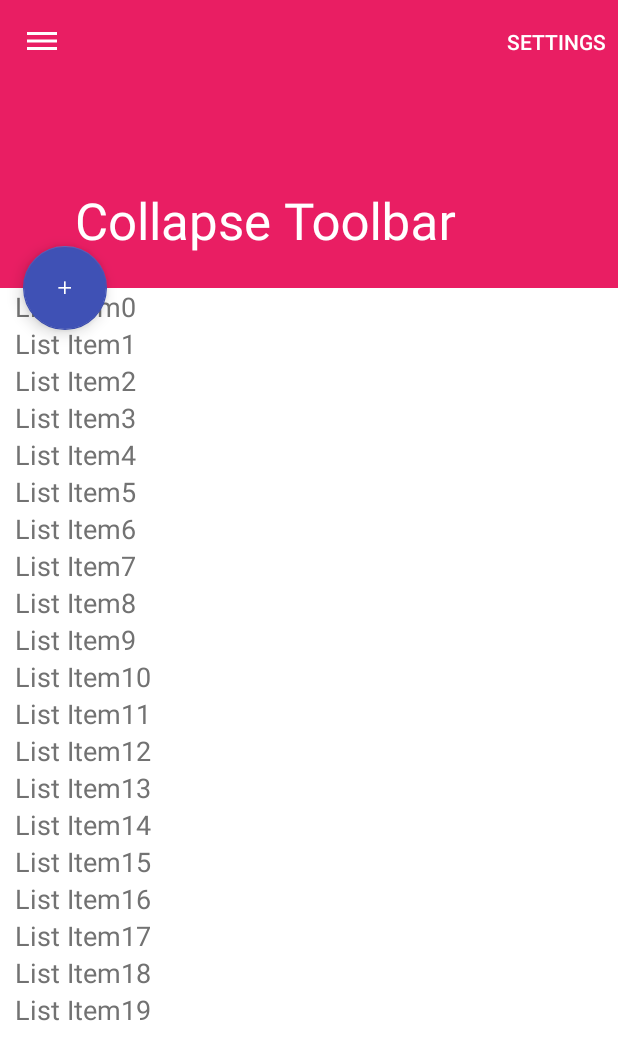
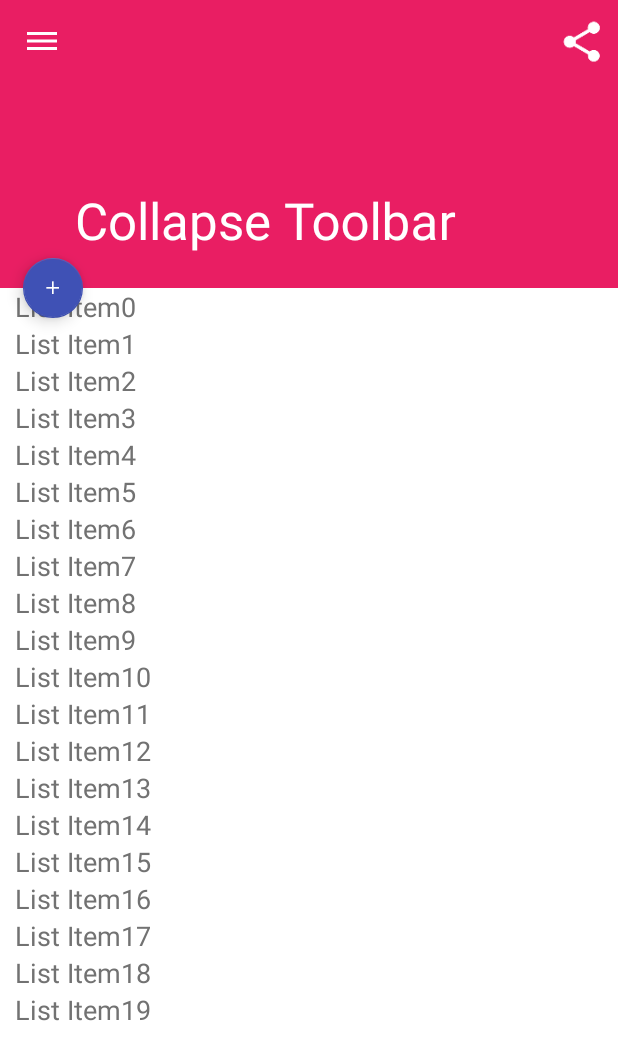
Before and after one commit to himanshumistri/MaterialDesign, an Android app: the CollapseToolBarActivity screen opened directly, with no data from a screen before it, on a phone screen of 412 x 824 dp. Shown: the top 1060 px of the screen. Run offline under Robolectric (Android 15) with nearby library versions, the phone set to English and light mode, and no system bars.

Commit message:
Update Floating Button size and add share image.

```diff
--- a/app/src/main/res/layout/activity_collapse_tool_bar.xml
+++ b/app/src/main/res/layout/activity_collapse_tool_bar.xml
@@ -54,6 +54,7 @@
         app:layout_anchorGravity="bottom|left"
 
         android:src="@drawable/ic_content_add"
+        app:fabSize="mini"
         />
 
 
--- a/app/src/main/res/layout/activity_home.xml
+++ b/app/src/main/res/layout/activity_home.xml
@@ -60,7 +60,7 @@
             app:layout_anchor="@+id/list_recycle"
             app:layout_anchorGravity="bottom|right"
             android:id="@+id/floatin_ab_home"
-
+            app:fabSize="mini"
             />
 
 
--- a/app/src/main/res/menu/menu_collapse_tool_bar.xml
+++ b/app/src/main/res/menu/menu_collapse_tool_bar.xml
@@ -3,5 +3,7 @@
     xmlns:tools="http://schemas.android.com/tools"
     tools:context="com.himotech.matrialdesign.CollapseToolBarActivity">
     <item android:id="@+id/action_settings" android:title="@string/action_settings"
-        android:orderInCategory="100" app:showAsAction="always" />
+        android:orderInCategory="100" app:showAsAction="always"
+        android:icon="@drawable/ic_social_share"
+        />
 </menu>
```
Also changed, not shown: app/src/main/res/drawable-xxhdpi/ic_social_share.png (added), 1 other file.
